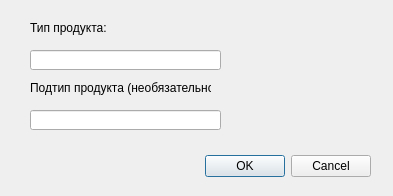
Qt form adddoubledialog.ui (TheSirBIG/chequebase) before a commit.
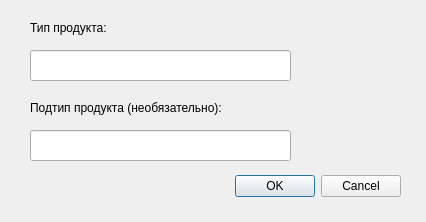
The same form after that commit.

Diff of the .ui file:
```diff
--- a/adddoubledialog.ui
+++ b/adddoubledialog.ui
@@ -6,8 +6,8 @@
    <rect>
     <x>0</x>
     <y>0</y>
-    <width>393</width>
-    <height>196</height>
+    <width>426</width>
+    <height>222</height>
    </rect>
   </property>
   <property name="windowTitle">
@@ -16,8 +16,8 @@
   <widget class="QDialogButtonBox" name="buttonBox">
    <property name="geometry">
     <rect>
-     <x>30</x>
-     <y>150</y>
+     <x>60</x>
+     <y>170</y>
      <width>341</width>
      <height>32</height>
     </rect>
@@ -34,7 +34,7 @@
     <rect>
      <x>30</x>
      <y>20</y>
-     <width>181</width>
+     <width>331</width>
      <height>16</height>
     </rect>
    </property>
@@ -47,8 +47,8 @@
     <rect>
      <x>30</x>
      <y>50</y>
-     <width>191</width>
-     <height>20</height>
+     <width>261</width>
+     <height>31</height>
     </rect>
    </property>
   </widget>
@@ -56,9 +56,9 @@
    <property name="geometry">
     <rect>
      <x>30</x>
-     <y>110</y>
-     <width>191</width>
-     <height>20</height>
+     <y>130</y>
+     <width>261</width>
+     <height>31</height>
     </rect>
    </property>
   </widget>
@@ -66,8 +66,8 @@
    <property name="geometry">
     <rect>
      <x>30</x>
-     <y>80</y>
-     <width>181</width>
+     <y>100</y>
+     <width>351</width>
      <height>16</height>
     </rect>
    </property>
```
